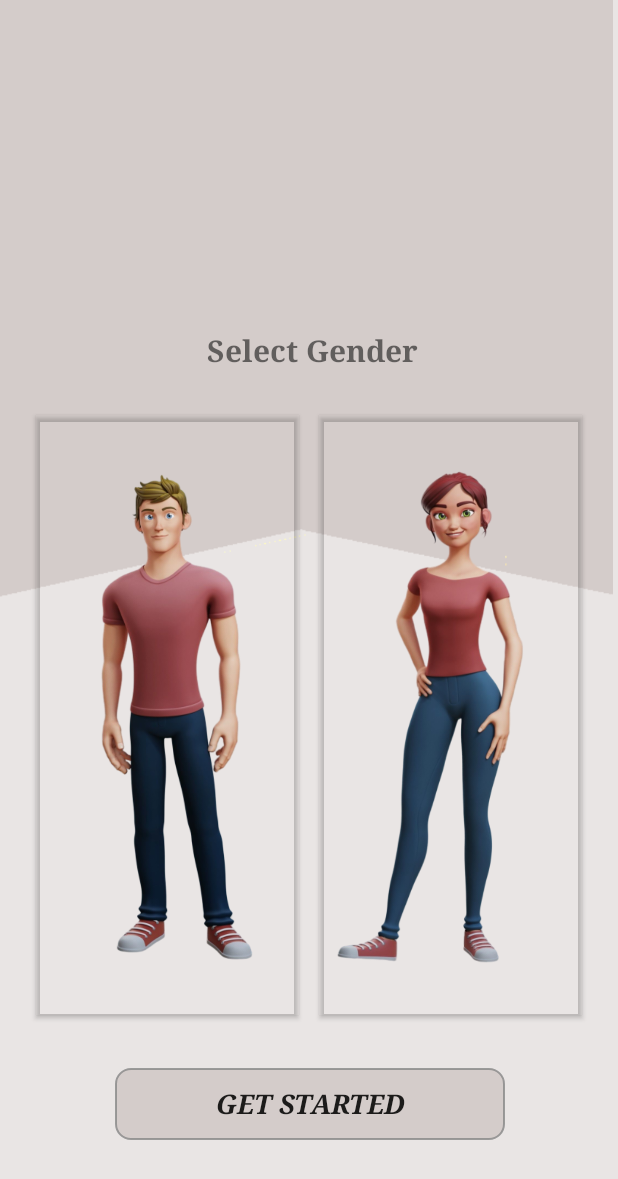
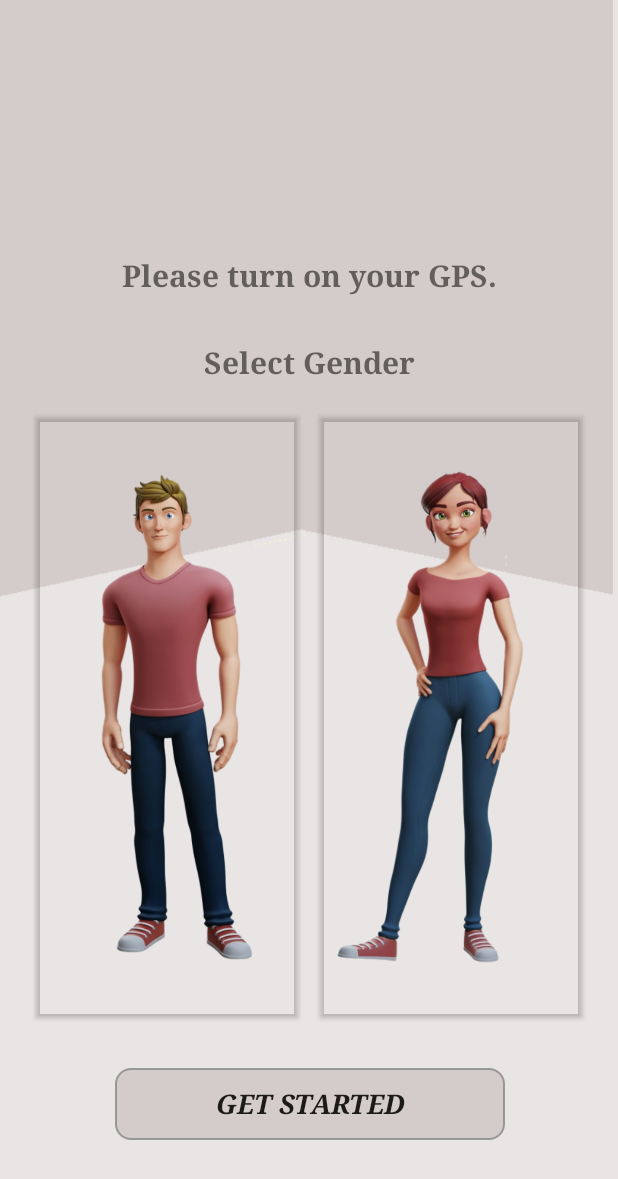
Before and after one commit to priyamshah112/virtual-mask, an Android app: the screen it shows after launch (SelectGenderActivity), on a phone screen of 412 x 824 dp. Shown: the top 1179 px of the screen. Run offline under Robolectric (Android 15) with nearby library versions, the phone set to English and light mode, and no system bars; our stand-ins replace AdMob.

Commit message:
final app

```diff
--- a/app/src/main/res/layout/activity_select_gender.xml
+++ b/app/src/main/res/layout/activity_select_gender.xml
@@ -125,13 +125,28 @@
             android:layout_above="@+id/women_card"
             android:layout_alignParentStart="true"
             android:layout_alignParentEnd="true"
-            android:layout_marginStart="93dp"
+            android:layout_marginStart="91dp"
             android:layout_marginTop="57dp"
-            android:layout_marginEnd="89dp"
-            android:layout_marginBottom="29dp"
+            android:layout_marginEnd="91dp"
+            android:layout_marginBottom="21dp"
             android:fontFamily="serif"
             android:gravity="center"
             android:text="Select Gender"
+            android:textSize="20sp"
+            android:textStyle="bold" />
+
+        <TextView
+            android:id="@+id/textView4"
+            android:layout_width="match_parent"
+            android:layout_height="wrap_content"
+            android:layout_above="@+id/women_card"
+            android:layout_alignParentStart="true"
+            android:layout_alignParentEnd="true"
+            android:layout_marginTop="57dp"
+            android:layout_marginBottom="79dp"
+            android:fontFamily="serif"
+            android:gravity="center"
+            android:text="Please turn on your GPS."
             android:textSize="20sp"
             android:textStyle="bold" />
 
@@ -142,8 +157,6 @@
             android:layout_alignParentStart="true"
             android:layout_alignParentEnd="true"
             android:layout_marginTop="10dp"
-            android:layout_marginStart="-3dp"
-            android:layout_marginEnd="3dp"
             app:adSize="BANNER"
             app:adUnitId="ca-app-pub-4710290828352372/9379542949"></com.google.android.gms.ads.AdView>
 
```
